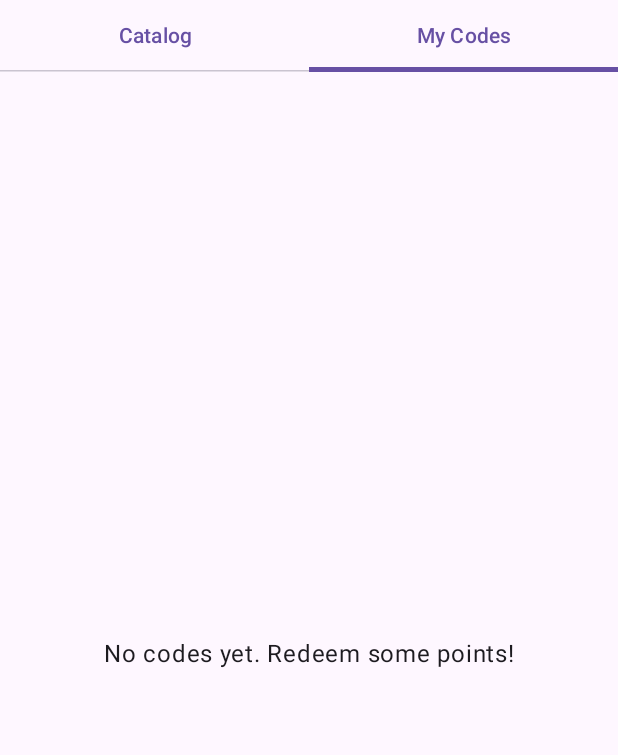
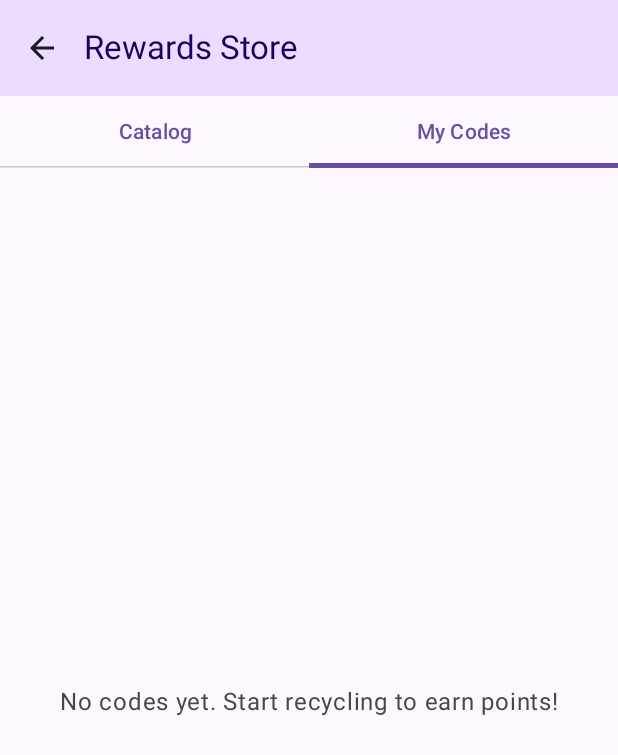
Before and after one commit to Dannielmrt/project-femverd, an Android app built with Jetpack Compose: the RewardsScreen screen opened through its navigation route, tab 2 chosen, on a phone screen of 412 x 824 dp. Shown: the top 755 px of the screen. Run offline under Robolectric (Android 15) with nearby library versions, the light colour scheme and no system bars.

Commit message:
feat: añadir topAppBar y snackbar en rewards

```diff
--- a/femverd-android/FemVerd/app/src/main/java/com/example/femverd/ui/navigation/FemVerdApp.kt
+++ b/femverd-android/FemVerd/app/src/main/java/com/example/femverd/ui/navigation/FemVerdApp.kt
@@ -128,20 +128,13 @@ fun FemVerdApp() {
                 composable(BottomNavItem.Home.route) {
                     HomeScreen(navController)
                 }
-                composable("rewards") { RewardsScreen() }
+                composable("rewards") { RewardsScreen(navController) }
                 composable(BottomNavItem.History.route) { Text("History Screen", Modifier.padding(16.dp)) }
                 composable(BottomNavItem.Map.route) { Text("Map Screen", Modifier.padding(16.dp)) }
 
                 composable(DrawerItem.Profile.route) { Text("Profile Screen", Modifier.padding(16.dp)) }
                 composable(DrawerItem.Certificate.route) { Text("Certificate Screen", Modifier.padding(16.dp)) }
                 composable(DrawerItem.Help.route) { Text("Help Screen", Modifier.padding(16.dp)) }
-                /*
-                composable(BottomNavItem.Home.route) {
-                    // HomeScreen.kt
-                    HomeScreen()
-                }
-                 */
-
             }
         }
     }
--- a/femverd-android/FemVerd/app/src/main/java/com/example/femverd/ui/screens/rewards/RewardsScreen.kt
+++ b/femverd-android/FemVerd/app/src/main/java/com/example/femverd/ui/screens/rewards/RewardsScreen.kt
@@ -3,6 +3,8 @@ package com.example.femverd.ui.screens.rewards
 import androidx.compose.foundation.layout.*
 import androidx.compose.foundation.lazy.LazyColumn
 import androidx.compose.foundation.lazy.items
+import androidx.compose.material.icons.Icons
+import androidx.compose.material.icons.filled.ArrowBack
 import androidx.compose.material3.*
 import androidx.compose.runtime.*
 import androidx.compose.ui.Alignment
@@ -12,23 +14,64 @@ import androidx.compose.ui.text.font.FontWeight
 import androidx.compose.ui.unit.dp
 import androidx.compose.ui.unit.sp
 import androidx.lifecycle.viewmodel.compose.viewModel
+import androidx.navigation.NavController
 import com.example.femverd.data.TokenManager
 
+@OptIn(ExperimentalMaterial3Api::class) // Required for TopAppBar usage
 @Composable
-fun RewardsScreen(viewModel: RewardsViewModel = viewModel()) {
+fun RewardsScreen(
+    navController: NavController, // Injected NavController for back navigation
+    viewModel: RewardsViewModel = viewModel()
+) {
     val context = LocalContext.current
     val tokenManager = remember { TokenManager(context) }
+
+    // UI States observed from the ViewModel
     val myRewards by viewModel.myRewards.collectAsState()
     val isLoading by viewModel.isLoading.collectAsState()
+    val snackbarMessage by viewModel.snackbarMessage.collectAsState()
 
+    // State hosts for Snackbar and Tabs
+    val snackbarHostState = remember { SnackbarHostState() }
     var selectedTab by remember { mutableIntStateOf(0) }
     val tabs = listOf("Catalog", "My Codes")
 
+    // Fetch user's codes when the screen is first composed
     LaunchedEffect(Unit) {
         tokenManager.getToken()?.let { viewModel.fetchMyRewards(it) }
     }
 
-    Column(modifier = Modifier.fillMaxSize()) {
+    // React to new Snackbar messages emitted by the ViewModel
+    LaunchedEffect(snackbarMessage) {
+        snackbarMessage?.let {
+            snackbarHostState.showSnackbar(it)
+            viewModel.clearSnackbar() // Clear immediately after showing
+        }
+    }
+
+    // Scaffold provides the structural layout for TopAppBar and Snackbar
+    Scaffold(
+        topBar = {
+            TopAppBar(
+                title = { Text("Rewards Store") },
+                navigationIcon = {
+                    IconButton(onClick = { navController.popBackStack() }) {
+                        Icon(Icons.Default.ArrowBack, contentDescription = "Go back to Home")
+                    }
+                },
+                colors = TopAppBarDefaults.topAppBarColors(
+                    containerColor = MaterialTheme.colorScheme.primaryContainer,
+                    titleContentColor = MaterialTheme.colorScheme.onPrimaryContainer
+                )
+            )
+        },
+        snackbarHost = { SnackbarHost(hostState = snackbarHostState) }
+    ) { innerPadding ->
+        Column(
+            modifier = Modifier
+                .fillMaxSize()
+                .padding(innerPadding) // Ensures content doesn't overlap the TopAppBar
+        ) {
             TabRow(selectedTabIndex = selectedTab) {
                 tabs.forEachIndexed { index, title ->
                     Tab(
@@ -39,30 +82,53 @@ fun RewardsScreen(viewModel: RewardsViewModel = viewModel()) {
                 }
             }
 
+            // Display a loading bar when network requests are active
             if (isLoading) {
                 LinearProgressIndicator(modifier = Modifier.fillMaxWidth())
             }
 
+            // Render the appropriate tab content
             when (selectedTab) {
                 0 -> CatalogTab(viewModel, tokenManager)
                 1 -> MyCodesTab(myRewards)
             }
         }
     }
+}
 
 @Composable
 fun CatalogTab(viewModel: RewardsViewModel, tokenManager: TokenManager) {
-    LazyColumn(modifier = Modifier.padding(16.dp), verticalArrangement = Arrangement.spacedBy(12.dp)) {
+    LazyColumn(
+        modifier = Modifier.padding(16.dp),
+        verticalArrangement = Arrangement.spacedBy(12.dp)
+    ) {
         items(viewModel.catalog) { reward ->
-            Card(modifier = Modifier.fillMaxWidth()) {
-                Row(modifier = Modifier.padding(16.dp), verticalAlignment = Alignment.CenterVertically) {
+            Card(
+                modifier = Modifier.fillMaxWidth(),
+                elevation = CardDefaults.cardElevation(defaultElevation = 2.dp)
+            ) {
+                Row(
+                    modifier = Modifier.padding(16.dp),
+                    verticalAlignment = Alignment.CenterVertically
+                ) {
                     Column(modifier = Modifier.weight(1f)) {
-                        Text(reward.first, style = MaterialTheme.typography.titleMedium, fontWeight = FontWeight.Bold)
-                        Text("${reward.second.toInt()} pts", color = MaterialTheme.colorScheme.primary)
+                        Text(
+                            text = reward.first,
+                            style = MaterialTheme.typography.titleMedium,
+                            fontWeight = FontWeight.Bold
+                        )
+                        Text(
+                            text = "${reward.second.toInt()} pts",
+                            color = MaterialTheme.colorScheme.primary
+                        )
                     }
-                    Button(onClick = {
-                        tokenManager.getToken()?.let { viewModel.redeem(it, reward.first, reward.second) {} }
-                    }) {
+                    Button(
+                        onClick = {
+                            tokenManager.getToken()?.let {
+                                viewModel.redeem(it, reward.first, reward.second)
+                            }
+                        }
+                    ) {
                         Text("REDEEM")
                     }
                 }
@@ -75,21 +141,32 @@ fun CatalogTab(viewModel: RewardsViewModel, tokenManager: TokenManager) {
 fun MyCodesTab(rewards: List<com.example.femverd.model.RedemptionItem>) {
     if (rewards.isEmpty()) {
         Box(modifier = Modifier.fillMaxSize(), contentAlignment = Alignment.Center) {
-            Text("No codes yet. Redeem some points!")
+            Text("No codes yet. Start recycling to earn points!", color = MaterialTheme.colorScheme.onSurfaceVariant)
         }
     } else {
-        LazyColumn(modifier = Modifier.padding(16.dp), verticalArrangement = Arrangement.spacedBy(12.dp)) {
+        LazyColumn(
+            modifier = Modifier.padding(16.dp),
+            verticalArrangement = Arrangement.spacedBy(12.dp)
+        ) {
             items(rewards) { item ->
                 OutlinedCard(modifier = Modifier.fillMaxWidth()) {
                     Column(modifier = Modifier.padding(16.dp)) {
-                        Text(item.reward_name, fontWeight = FontWeight.Bold)
+                        Text(
+                            text = item.reward_name,
+                            fontWeight = FontWeight.Bold
+                        )
                         Text(
                             text = item.code,
                             style = MaterialTheme.typography.headlineSmall,
                             color = MaterialTheme.colorScheme.primary,
-                            letterSpacing = 2.sp
+                            letterSpacing = 2.sp,
+                            modifier = Modifier.padding(vertical = 4.dp)
                         )
-                        Text("Redeemed on: ${item.date.take(10)}", style = MaterialTheme.typography.labelSmall)
+                        Text(
+                            text = "Redeemed on: ${item.date.take(10)}",
+                            style = MaterialTheme.typography.labelSmall,
+                            color = MaterialTheme.colorScheme.onSurfaceVariant
+                        )
                     }
                 }
             }
```
Also changed, not shown: femverd-android/FemVerd/app/src/main/java/com/example/femverd/ui/screens/rewards/RewardsViewModel.kt (+37 -8 lines). Lines whose indentation alone changed are shown as unchanged.
